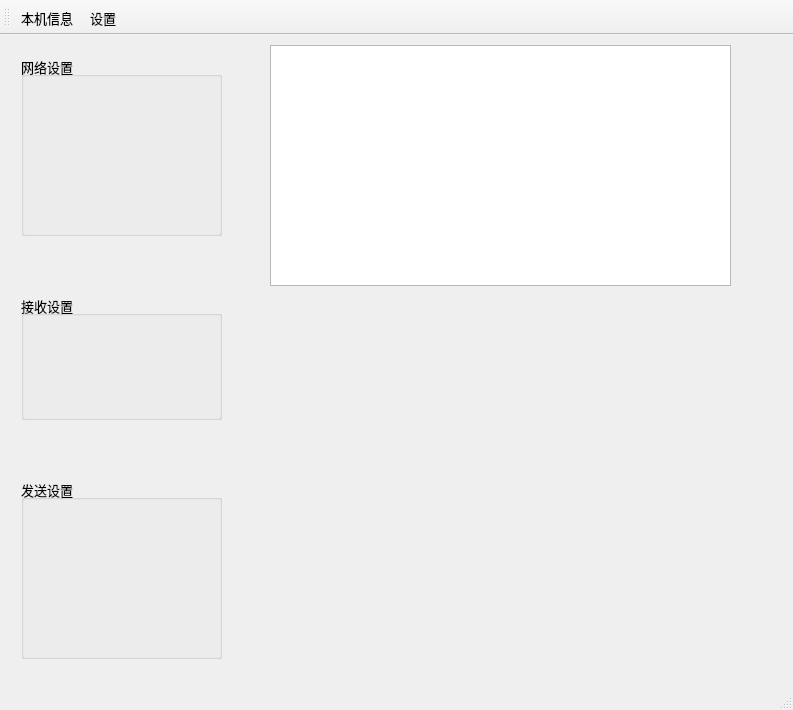
Old version of the form main_window.ui in the repository 652436962/Network_Assistant.
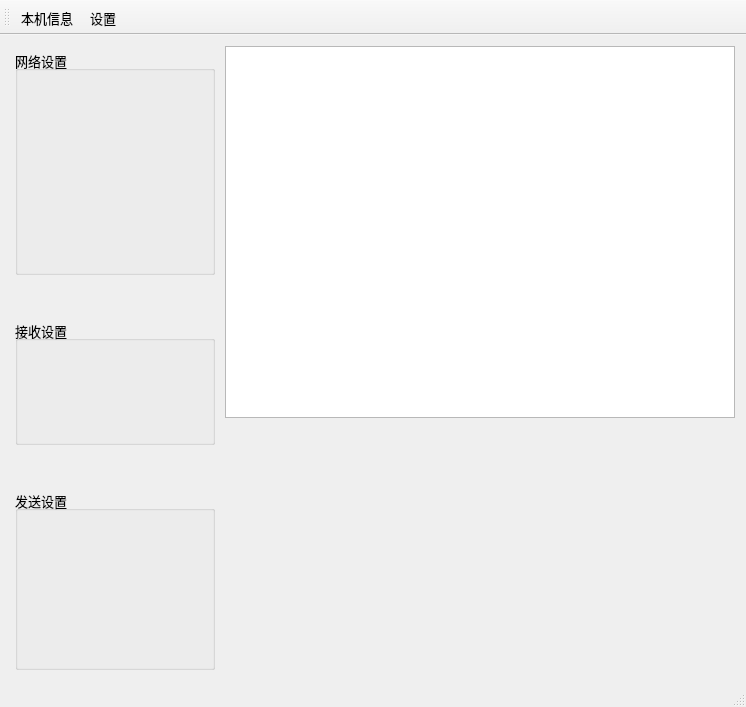
New version of the form. Custom widgets are drawn as their Qt base class.

```diff
--- a/main_window.ui
+++ b/main_window.ui
@@ -6,8 +6,8 @@
    <rect>
     <x>0</x>
     <y>0</y>
-    <width>793</width>
-    <height>710</height>
+    <width>746</width>
+    <height>707</height>
    </rect>
   </property>
   <property name="font">
@@ -19,25 +19,9 @@
    <string>MainWindow</string>
   </property>
   <widget class="QWidget" name="centralWidget">
-   <widget class="ReceiveWidget" name="receive_area">
-    <property name="geometry">
-     <rect>
-      <x>270</x>
-      <y>10</y>
-      <width>461</width>
-      <height>241</height>
-     </rect>
-    </property>
-   </widget>
+   <layout class="QGridLayout" name="gridLayout">
+    <item row="0" column="0" rowspan="2">
    <widget class="QWidget" name="widget" native="true">
-    <property name="geometry">
-     <rect>
-      <x>10</x>
-      <y>10</y>
-      <width>223</width>
-      <height>625</height>
-     </rect>
-    </property>
     <property name="maximumSize">
      <size>
       <width>250</width>
@@ -45,12 +29,27 @@
      </size>
     </property>
     <layout class="QVBoxLayout" name="verticalLayout">
+       <property name="spacing">
+        <number>4</number>
+       </property>
+       <property name="leftMargin">
+        <number>4</number>
+       </property>
+       <property name="topMargin">
+        <number>4</number>
+       </property>
+       <property name="rightMargin">
+        <number>4</number>
+       </property>
+       <property name="bottomMargin">
+        <number>4</number>
+       </property>
      <item>
       <widget class="NetworkSettingsBox" name="network_settings">
        <property name="minimumSize">
         <size>
-         <width>175</width>
-         <height>180</height>
+           <width>200</width>
+           <height>225</height>
         </size>
        </property>
        <property name="title">
@@ -112,6 +111,28 @@
      </item>
     </layout>
    </widget>
+    </item>
+    <item row="0" column="1">
+     <widget class="ReceiveWidget" name="receive_area">
+      <property name="minimumSize">
+       <size>
+        <width>300</width>
+        <height>250</height>
+       </size>
+      </property>
+     </widget>
+    </item>
+    <item row="1" column="1">
+     <widget class="QWidget" name="widget_Send" native="true">
+      <property name="minimumSize">
+       <size>
+        <width>300</width>
+        <height>250</height>
+       </size>
+      </property>
+     </widget>
+    </item>
+   </layout>
   </widget>
   <widget class="QMenuBar" name="menuBar">
    <property name="geometry">
```
Left out of the diff: 4 changed lines with no effect on the pictures. Lines whose indentation alone changed are shown as unchanged.
